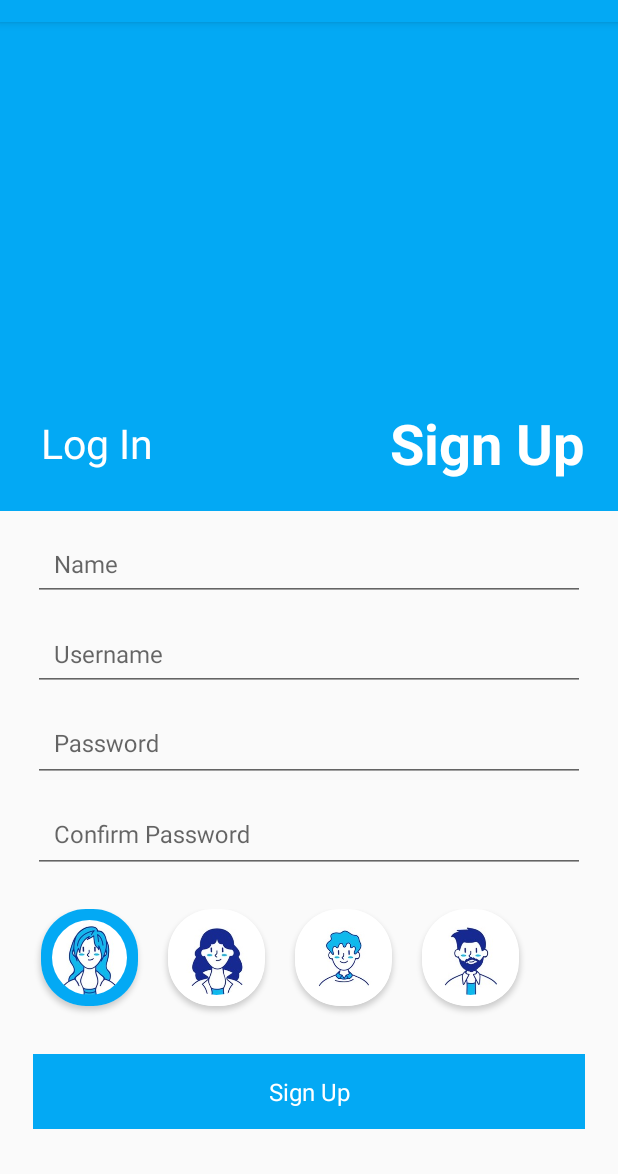
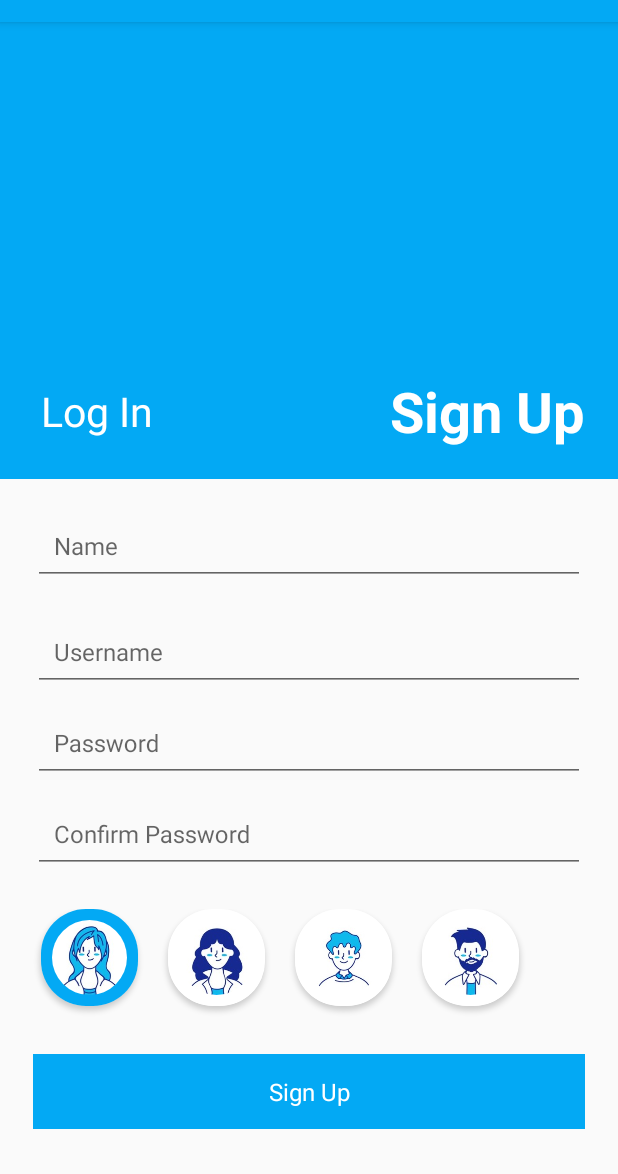
Before and after one commit to nakul-19/Safe_Keeper, an Android app: the screen it shows after launch (LoginActivity), after a tap on "Sign Up", on a phone screen of 412 x 824 dp, the part 62-1236 px from its top. Run offline under Robolectric (Android 15) with nearby library versions, the phone set to English and light mode, and no system bars; our stand-ins replace CircleImageView, Room's generated code.

Commit message:
Improved layout and added code to close keyboard.

```diff
--- a/app/src/main/java/com/myapp/activity/MainActivity.kt
+++ b/app/src/main/java/com/myapp/activity/MainActivity.kt
@@ -16,6 +16,7 @@ import com.myapp.database.UserDatabase
 import com.myapp.fragments.AddNoteFragment
 import com.myapp.fragments.HomeFragment
 import com.myapp.fragments.ViewNoteFragment
+import com.myapp.util.hideKeyboard
 import de.hdodenhof.circleimageview.CircleImageView
 import kotlinx.android.synthetic.main.activity_main.*
 import kotlinx.coroutines.GlobalScope
@@ -32,7 +33,7 @@ class MainActivity : AppCompatActivity() {
     override fun onCreate(savedInstanceState: Bundle?) {
         super.onCreate(savedInstanceState)
         setContentView(R.layout.activity_main)
-
+        hideKeyboard()
         val drawer = findViewById<DrawerLayout>(R.id.drawerLayout)
         toggle = ActionBarDrawerToggle(this, drawer, R.string.open, R.string.close)
         drawer.addDrawerListener(toggle)
@@ -95,8 +96,11 @@ class MainActivity : AppCompatActivity() {
 
     override fun onOptionsItemSelected(item: MenuItem): Boolean {
         if(toggle.onOptionsItemSelected(item)) {
+            hideKeyboard()
+
             return true
         }
+        hideKeyboard()
         return super.onOptionsItemSelected(item)
     }
 
--- a/app/src/main/java/com/myapp/fragments/HomeFragment.kt
+++ b/app/src/main/java/com/myapp/fragments/HomeFragment.kt
@@ -16,6 +16,7 @@ import com.myapp.R
 import com.myapp.adapters.NoteAdapter
 import com.myapp.database.Note
 import com.myapp.database.NoteDatabase
+import com.myapp.util.hideKeyboard
 import kotlinx.android.synthetic.main.fragment_home.*
 import kotlinx.coroutines.MainScope
 import kotlinx.coroutines.launch
@@ -40,6 +41,7 @@ class HomeFragment : BaseFragment() {
     ): View? {
         // Inflate the layout for this fragment
         val view = inflater.inflate(R.layout.fragment_home, container, false)
+        hideKeyboard()
         val recycler = view.findViewById<RecyclerView>(R.id.noteRecyclerView)
         recycler.layoutManager=LinearLayoutManager(requireContext())
         adapter= NoteAdapter(list,id!!)
@@ -50,6 +52,7 @@ class HomeFragment : BaseFragment() {
             val arg = Bundle()
             arg.putInt("Uid",id!!)
             frag.arguments = arg
+            hideKeyboard()
             requireActivity().supportFragmentManager.beginTransaction()
                 .setCustomAnimations(
                     R.anim.fragment_open_enter,
--- a/app/src/main/java/com/myapp/fragments/ViewNoteFragment.kt
+++ b/app/src/main/java/com/myapp/fragments/ViewNoteFragment.kt
@@ -10,6 +10,7 @@ import android.widget.EditText
 import com.google.android.material.floatingactionbutton.FloatingActionButton
 import com.myapp.R
 import com.myapp.database.Note
+import com.myapp.util.hideKeyboard
 
 class ViewNoteFragment : Fragment() {
     // TODO: Rename and change types of parameters
@@ -32,6 +33,7 @@ class ViewNoteFragment : Fragment() {
     ): View? {
         // Inflate the layout for this fragment
         val view = inflater.inflate(R.layout.fragment_view_note, container, false)
+        hideKeyboard()
         init(view)
         return view
     }
--- a/app/src/main/res/layout/fragment_sign_up.xml
+++ b/app/src/main/res/layout/fragment_sign_up.xml
@@ -11,7 +11,7 @@
         android:layout_height="0dp"
         android:layout_marginBottom="10dp"
         android:background="@color/colorPrimary"
-        app:layout_constraintBottom_toTopOf="@+id/etName"
+        app:layout_constraintBottom_toTopOf="@+id/etName_layout"
         app:layout_constraintTop_toTopOf="parent" />
 
     <TextView
@@ -40,34 +40,49 @@
         app:layout_constraintStart_toStartOf="parent"
         app:layout_constraintTop_toTopOf="@id/tvSignUp" />
 
-    <EditText
-        android:id="@+id/etEmail"
+
+    <com.google.android.material.textfield.TextInputLayout
+        android:id="@+id/etEmail_layout"
         android:layout_width="match_parent"
         android:layout_height="wrap_content"
         android:layout_marginStart="22dp"
         android:layout_marginEnd="22dp"
+        app:layout_constraintBottom_toTopOf="@id/etPassword_layout">
+
+        <com.google.android.material.textfield.TextInputEditText
+            android:id="@+id/etEmail"
+            android:layout_width="match_parent"
+            android:layout_height="wrap_content"
             android:hint="Username"
             android:imeOptions="actionNext"
             android:padding="14dp"
             android:singleLine="true"
-        android:textSize="16sp"
-        app:layout_constraintBottom_toTopOf="@id/etPassword_layout" />
+            android:textSize="16sp" />
 
-    <EditText
-        android:id="@+id/etName"
+    </com.google.android.material.textfield.TextInputLayout>
+
+    <com.google.android.material.textfield.TextInputLayout
+        android:id="@+id/etName_layout"
         android:layout_width="match_parent"
         android:layout_height="wrap_content"
         android:layout_marginStart="22dp"
         android:layout_marginEnd="22dp"
         android:layout_marginBottom="10dp"
+        app:layout_constraintBottom_toTopOf="@id/etEmail_layout">
+
+
+        <com.google.android.material.textfield.TextInputEditText
+            android:id="@+id/etName"
+            android:layout_width="match_parent"
+            android:layout_height="wrap_content"
             android:hint="Name"
             android:imeOptions="actionNext"
             android:inputType="textPersonName"
             android:padding="14dp"
             android:singleLine="true"
-        android:textSize="16sp"
-        app:layout_constraintBottom_toTopOf="@id/etEmail" />
+            android:textSize="16sp" />
 
+    </com.google.android.material.textfield.TextInputLayout>
 
     <com.google.android.material.textfield.TextInputLayout
         android:id="@+id/etPassword_layout"
```
Also changed, not shown: app/src/main/java/com/myapp/fragments/AddNoteFragment.kt (+8 -2 lines), app/src/main/java/com/myapp/util/Keyboard.kt (added, +28 -0 lines), app/src/main/res/layout/fragment_sign_in.xml (+12 -5 lines). Lines whose indentation alone changed are shown as unchanged.
